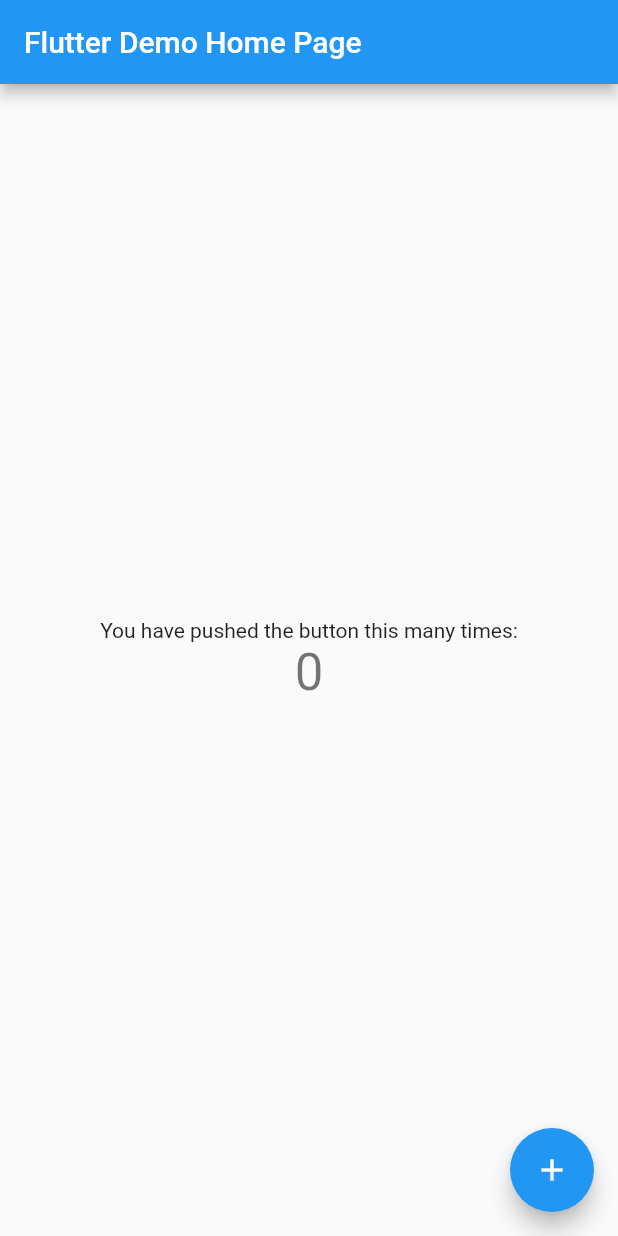
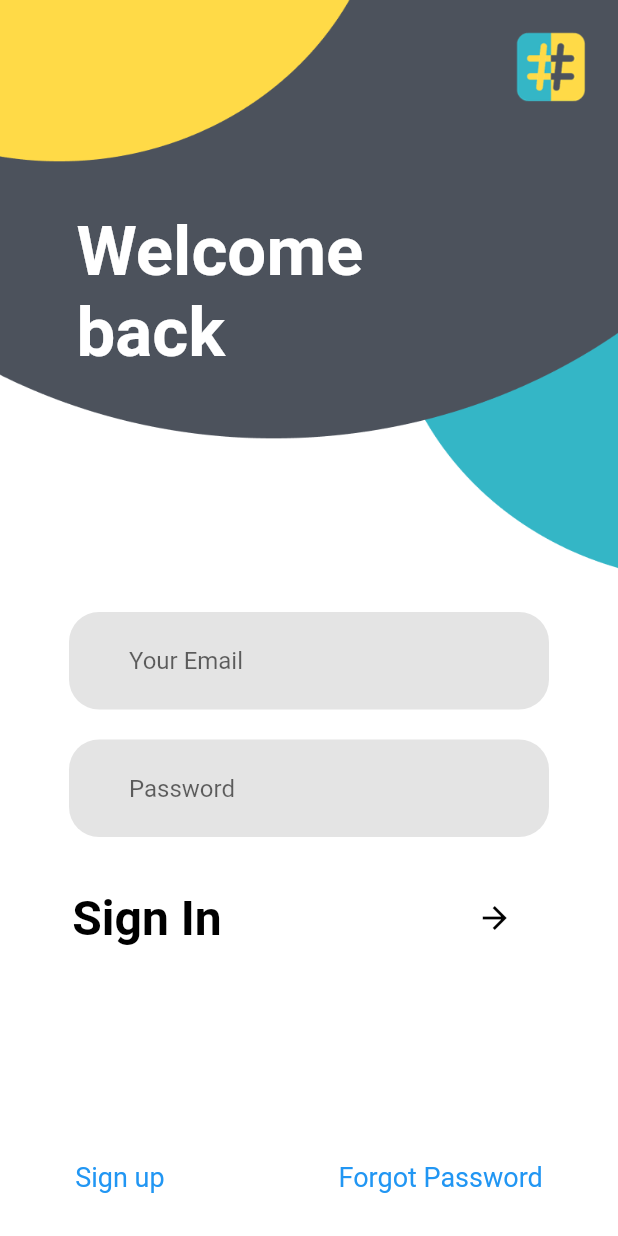
Before and after one commit to stefscharre/City-Influencers-App, a Flutter app: the screen it shows after launch, on a phone screen of 412 x 824 dp. Run offline on Flutter 3.47's test engine with Material 2 defaults, Android fonts, the light colour scheme and no system bars; our stand-ins replace responsive_sizer; Roboto replaces fonts that are missing (SansitaSwashed).

Commit message:
login and sign up page

```diff
--- a/lib/main.dart
+++ b/lib/main.dart
@@ -1,115 +1,25 @@
 import 'package:flutter/material.dart';
-
+import 'package:city_influencers_app/pages/login.dart';
+import 'package:responsive_sizer/responsive_sizer.dart';
 void main() {
-  runApp(const MyApp());
+  runApp(const CityInfluencersApp());
 }
 
-class MyApp extends StatelessWidget {
-  const MyApp({Key? key}) : super(key: key);
+class CityInfluencersApp extends StatelessWidget {
+  const CityInfluencersApp({Key? key}) : super(key: key);
 
   // This widget is the root of your application.
   @override
   Widget build(BuildContext context) {
+
     return MaterialApp(
-      title: 'Flutter Demo',
       theme: ThemeData(
-        // This is the theme of your application.
-        //
-        // Try running your application with "flutter run". You'll see the
-        // application has a blue toolbar. Then, without quitting the app, try
-        // changing the primarySwatch below to Colors.green and then invoke
-        // "hot reload" (press "r" in the console where you ran "flutter run",
-        // or simply save your changes to "hot reload" in a Flutter IDE).
-        // Notice that the counter didn't reset back to zero; the application
-        // is not restarted.
         primarySwatch: Colors.blue,
       ),
-      home: const MyHomePage(title: 'Flutter Demo Home Page'),
-    );
+      home:  ResponsiveSizer(
+   builder: (context, orientation, screenType) {
+     return const Login();
+   },
+    ));
   }
 }
-
-class MyHomePage extends StatefulWidget {
-  const MyHomePage({Key? key, required this.title}) : super(key: key);
-
-  // This widget is the home page of your application. It is stateful, meaning
-  // that it has a State object (defined below) that contains fields that affect
-  // how it looks.
-
-  // This class is the configuration for the state. It holds the values (in this
-  // case the title) provided by the parent (in this case the App widget) and
-  // used by the build method of the State. Fields in a Widget subclass are
-  // always marked "final".
-
-  final String title;
-
-  @override
-  State<MyHomePage> createState() => _MyHomePageState();
-}
-
-class _MyHomePageState extends State<MyHomePage> {
-  int _counter = 0;
-
-  void _incrementCounter() {
-    setState(() {
-      // This call to setState tells the Flutter framework that something has
-      // changed in this State, which causes it to rerun the build method below
-      // so that the display can reflect the updated values. If we changed
-      // _counter without calling setState(), then the build method would not be
-      // called again, and so nothing would appear to happen.
-      _counter++;
-    });
-  }
-
-  @override
-  Widget build(BuildContext context) {
-    // This method is rerun every time setState is called, for instance as done
-    // by the _incrementCounter method above.
-    //
-    // The Flutter framework has been optimized to make rerunning build methods
-    // fast, so that you can just rebuild anything that needs updating rather
-    // than having to individually change instances of widgets.
-    return Scaffold(
-      appBar: AppBar(
-        // Here we take the value from the MyHomePage object that was created by
-        // the App.build method, and use it to set our appbar title.
-        title: Text(widget.title),
-      ),
-      body: Center(
-        // Center is a layout widget. It takes a single child and positions it
-        // in the middle of the parent.
-        child: Column(
-          // Column is also a layout widget. It takes a list of children and
-          // arranges them vertically. By default, it sizes itself to fit its
-          // children horizontally, and tries to be as tall as its parent.
-          //
-          // Invoke "debug painting" (press "p" in the console, choose the
-          // "Toggle Debug Paint" action from the Flutter Inspector in Android
-          // Studio, or the "Toggle Debug Paint" command in Visual Studio Code)
-          // to see the wireframe for each widget.
-          //
-          // Column has various properties to control how it sizes itself and
-          // how it positions its children. Here we use mainAxisAlignment to
-          // center the children vertically; the main axis here is the vertical
-          // axis because Columns are vertical (the cross axis would be
-          // horizontal).
-          mainAxisAlignment: MainAxisAlignment.center,
-          children: <Widget>[
-            const Text(
-              'You have pushed the button this many times:',
-            ),
-            Text(
-              '$_counter',
-              style: Theme.of(context).textTheme.headline4,
-            ),
-          ],
-        ),
-      ),
-      floatingActionButton: FloatingActionButton(
-        onPressed: _incrementCounter,
-        tooltip: 'Increment',
-        child: const Icon(Icons.add),
-      ), // This trailing comma makes auto-formatting nicer for build methods.
-    );
-  }
-}
--- /dev/null
+++ b/lib/pages/login.dart
@@ -0,0 +1,191 @@
+import 'package:city_influencers_app/pages/home.dart';
+import 'package:city_influencers_app/pages/signup.dart';
+import 'package:city_influencers_app/widgets/circle.dart';
+import 'package:flutter/material.dart';
+
+class Login extends StatefulWidget {
+  const Login({Key? key}) : super(key: key);
+
+@override
+  State<StatefulWidget> createState() => _LoginPage();
+}
+
+class _LoginPage extends State<Login> {
+ Color color1 = HexColor("#E4E4E4");
+ Color color2 = HexColor("#34B6C6");
+  void _navigateToSignUp() async {
+    await Navigator.push(
+      context,
+      MaterialPageRoute(builder: (context) => const SignUp()),
+    );
+
+  }
+  void _navigateToHome() async {
+    await Navigator.push(
+      context,
+      MaterialPageRoute(builder: (context) => const Home()),
+    );
+
+  }
+
+  @override
+  Widget build(BuildContext context) {
+    return Scaffold(
+        body: Container(
+          constraints: const BoxConstraints.expand(),
+                decoration: const BoxDecoration(
+                    image: DecorationImage(
+                        image: AssetImage("assets/BackgroundLogin.png"),
+                        fit: BoxFit.fill)),
+
+        child: Column(
+
+          children: <Widget> [
+            Row(
+              mainAxisAlignment: MainAxisAlignment.end,
+          children: <Widget>[
+          Padding(
+            padding: const EdgeInsets.all(20.0),
+            child: Image.asset('assets/logo.png', height: 50),
+          ),
+          ],
+        ),
+            Container(
+
+
+
+      alignment: Alignment.center,
+
+      child: Padding(
+            padding: const EdgeInsets.only(top: 50),
+
+            child: Column(
+              crossAxisAlignment: CrossAxisAlignment.center,
+              mainAxisAlignment: MainAxisAlignment.center,
+              children: <Widget>[
+
+                const Padding(
+                  padding: EdgeInsets.only(right: 60),
+                  child: SizedBox(
+                    width: 250,
+                    child: Text(
+                      "Welcome back",
+                      textAlign: TextAlign.left,
+                      style: TextStyle(
+                          fontSize: 46.0,
+                          decoration: TextDecoration.none,
+                          fontFamily: 'SansitaSwashed',
+                          fontWeight: FontWeight.bold,
+                          color: Colors.white),
+                    ),
+                  ),
+                ),
+                const SizedBox(height: 160),
+                Padding(
+                  padding: const EdgeInsets.only(bottom: 20),
+                  child: SizedBox(
+                    width: 320,
+                    child: TextField(
+                      decoration: InputDecoration(
+                        hintText: "Your Email",
+                        filled: true,
+                        fillColor: color1,
+                        contentPadding: const EdgeInsets.symmetric(
+                            horizontal: 40, vertical: 23),
+                        border: OutlineInputBorder(
+                            borderSide: BorderSide.none,
+                            borderRadius: BorderRadius.circular(20)),
+                      ),
+                    ),
+                  ),
+                ),
+                SizedBox(
+                    width: 320,
+                    child: TextField(
+                      decoration: InputDecoration(
+                        hintText: "Password",
+                        filled: true,
+                        fillColor: color1,
+                        contentPadding: const EdgeInsets.symmetric(
+                            horizontal: 40, vertical: 23),
+                        border: OutlineInputBorder(
+                            borderSide: BorderSide.none,
+                            borderRadius: BorderRadius.circular(20)),
+                      ),
+                    )),
+                const SizedBox(height: 20),
+                Row(
+                  mainAxisAlignment: MainAxisAlignment.center,
+                  children: <Widget>[
+                    const Padding(
+                      padding: EdgeInsets.only(right: 80),
+                      child: Text(
+                        "Sign In",
+                        style: TextStyle(
+                            fontSize: 32.0,
+                            decoration: TextDecoration.none,
+                            fontFamily: 'SansitaSwashed',
+                            fontWeight: FontWeight.bold,
+                            color: Colors.black),
+                        textAlign: TextAlign.center,
+                      ),
+                    ),
+                    Padding(
+                      padding: const EdgeInsets.only(left: 68),
+
+                        child: Padding(
+                          padding: const EdgeInsets.all(10),
+                          child: IconButton(
+                            icon: const Icon(Icons.arrow_forward_sharp),
+                            color: Colors.black,
+                            onPressed: () {_navigateToHome();},
+                          ),
+                        ),
+                      ),
+
+                  ],
+                ),
+                const SizedBox(height: 115),
+                Row(
+                  mainAxisAlignment: MainAxisAlignment.center,
+                  children: <Widget>[
+                    Padding(
+                      padding: const EdgeInsets.only(right: 50),
+                      child: TextButton(
+                        style: TextButton.styleFrom(
+                          textStyle: const TextStyle(
+                              fontSize: 18.0,
+                              decoration: TextDecoration.none,
+                              fontFamily: 'SansitaSwashed',
+                              fontWeight: FontWeight.normal,
+                              color: Colors.black),
+                        ),
+                        onPressed: () {_navigateToSignUp();},
+                        child: const Text('Sign up'),
+                      ),
+                    ),
+                    Padding(
+                      padding: const EdgeInsets.only(left: 50),
+                      child: TextButton(
+                        style: TextButton.styleFrom(
+                          textStyle: const TextStyle(
+                              fontSize: 18.0,
+                              decoration: TextDecoration.none,
+                              fontFamily: 'SansitaSwashed',
+                              fontWeight: FontWeight.normal,
+                              color: Colors.black),
+                        ),
+                        onPressed: () {},
+                        child: const Text('Forgot Password'),
+                      ),
+                    ),
+                  ],
+                )
+              ],
+            ),
+      ),
+    ),
+          ],
+        )));
+  }
+}
--- /dev/null
+++ b/lib/widgets/shared/hexcolor.dart
@@ -0,0 +1,13 @@
+import 'dart:ui';
+
+class HexColor extends Color {
+  static int _getColorFromHex(String hexColor) {
+    hexColor = hexColor.toUpperCase().replaceAll("#", "");
+    if (hexColor.length == 6) {
+      hexColor = "FF" + hexColor;
+    }
+    return int.parse(hexColor, radix: 16);
+  }
+
+  HexColor(final String hexColor) : super(_getColorFromHex(hexColor));
+}
```
Also changed, not shown: lib/pages/home.dart (added, +77 -0 lines), lib/pages/signup.dart (added, +193 -0 lines), lib/widgets/circle.dart (added, +48 -0 lines), pubspec.yaml (+4 -4 lines), assets/BackgroundHome.png (added), assets/BackgroundLogin.png (added), assets/BackgroundSignup.png (added), assets/logo.png (added), assets/pfp.jpg (added), pubspec.lock, 1 other file.
